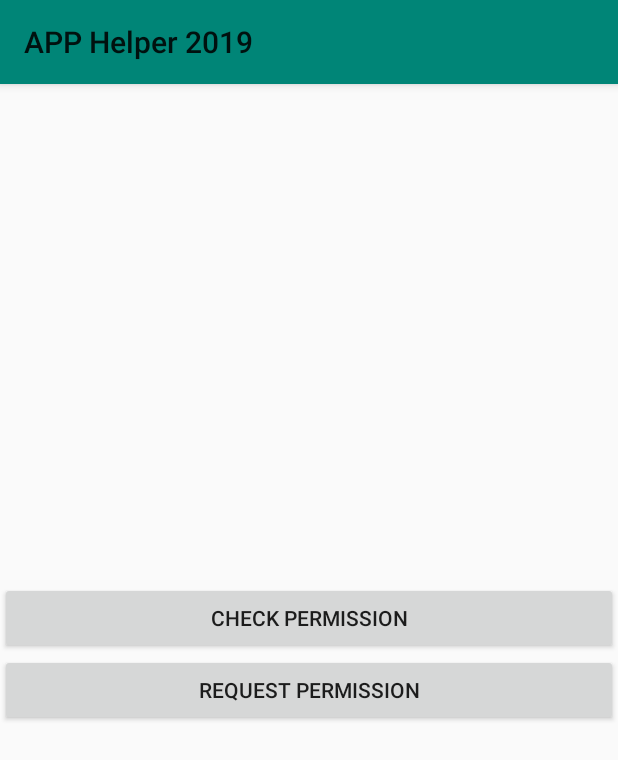
After one commit to Khachatur1986/APPHelper2019, an Android app: the Main20Activity screen opened directly, with no data from a screen before it, on a phone screen of 412 x 824 dp. The commit adds this screen. Shown: the top 760 px of the screen. Run offline under Robolectric (Android 15) with nearby library versions, the phone set to English and light mode, and no system bars.

Commit message:
Added runtime request permissin example

```diff
--- a/app/src/main/AndroidManifest.xml
+++ b/app/src/main/AndroidManifest.xml
@@ -6,6 +6,8 @@
     <uses-permission android:name="android.permission.READ_EXTERNAL_STORAGE" />
     <uses-permission android:name="android.permission.WRITE_EXTERNAL_STORAGE" />
     <uses-permission android:name="android.permission.READ_CONTACTS" />
+    <uses-permission android:name="android.permission.CAMERA" />
+    <uses-permission android:name="android.permission.ACCESS_FINE_LOCATION" />
 
     <application
         android:allowBackup="true"
@@ -15,7 +17,9 @@
         android:supportsRtl="true"
         android:theme="@style/AppTheme"
         android:usesCleartextTraffic="true">
-        <activity android:name=".ex.storage.external.Main19Activity"></activity>
+        <activity android:name=".ex.runtime_permission.Main20Activity"
+            android:theme="@style/AppTheme.NoActionBar"></activity>
+        <activity android:name=".ex.storage.external.Main19Activity" />
         <activity android:name=".ex.storage.internal.Main18Activity" />
         <activity android:name=".ex.broadcast_receiver.Main17Activity" />
         <activity android:name=".ex.service_ex.intent_service.Main16Activity" />
--- a/app/src/main/java/com/example/apphelper2019/MainActivity.java
+++ b/app/src/main/java/com/example/apphelper2019/MainActivity.java
@@ -23,6 +23,7 @@ import com.example.apphelper2019.ex.retrofit_2_ex.send_obj_in_request_body.ui.Ma
 import com.example.apphelper2019.ex.retrofit_2_ex.start.ui.Main5Activity;
 import com.example.apphelper2019.ex.retrofit_2_ex.upload_file.ui.Main7Activity;
 import com.example.apphelper2019.ex.retrofit_2_ex.upload_file.ui.Main8Activity;
+import com.example.apphelper2019.ex.runtime_permission.Main20Activity;
 import com.example.apphelper2019.ex.service_ex.intent_service.Main16Activity;
 import com.example.apphelper2019.ex.service_ex.service.Main15Activity;
 import com.example.apphelper2019.ex.storage.external.Main19Activity;
@@ -140,6 +141,10 @@ public class MainActivity extends AppCompatActivity implements AdapterView.OnIte
                 intent = new Intent(getApplicationContext(), Main19Activity.class);
                 startActivity(intent);
                 break;
+            case 19:
+                intent = new Intent(getApplicationContext(), Main20Activity.class);
+                startActivity(intent);
+                break;
         }
     }
 
--- a/app/src/main/java/com/example/apphelper2019/utils/ExType.java
+++ b/app/src/main/java/com/example/apphelper2019/utils/ExType.java
@@ -19,7 +19,8 @@ public enum ExType {
     MY_INTENT_SERVICE("MY_INTENT_SERVICE"),
     BROADCAST_RECEIVER("BROADCAST_RECEIVER"),
     INTERNAL_STORAGE("INTERNAL_STORAGE"),
-    EXTERNAL_STORAGE("EXTERNAL_STORAGE");
+    EXTERNAL_STORAGE("EXTERNAL_STORAGE"),
+    RUNTIME_PERMISSION("RUNTIME_PERMISSION");
 
     private String typeName;
 
--- /dev/null
+++ b/app/src/main/res/layout/activity_main20.xml
@@ -0,0 +1,33 @@
+<?xml version="1.0" encoding="utf-8"?>
+<RelativeLayout xmlns:android="http://schemas.android.com/apk/res/android"
+    xmlns:app="http://schemas.android.com/apk/res-auto"
+    xmlns:tools="http://schemas.android.com/tools"
+    android:layout_width="match_parent"
+    android:layout_height="match_parent"
+    tools:context=".ex.runtime_permission.Main20Activity">
+
+    <android.support.design.widget.AppBarLayout
+        android:layout_width="match_parent"
+        android:layout_height="wrap_content"
+        style="@style/AppTheme.AppBarOverlay">
+        <android.support.v7.widget.Toolbar
+            android:id="@+id/toolbar"
+            android:layout_width="match_parent"
+            android:layout_height="?attr/actionBarSize"
+            android:background="?attr/colorPrimary"
+            app:popupTheme="@style/AppTheme.PopupOverlay" />
+    </android.support.design.widget.AppBarLayout>
+
+    <Button
+        android:id="@+id/check_permission"
+        android:layout_width="match_parent"
+        android:layout_centerInParent="true"
+        android:layout_height="wrap_content"
+        android:text="Check Permission"/>
+    <Button
+        android:id="@+id/request_permission"
+        android:layout_below="@+id/check_permission"
+        android:layout_width="match_parent"
+        android:layout_height="wrap_content"
+        android:text="Request Permission"/>
+</RelativeLayout>
--- a/app/src/main/res/values/styles.xml
+++ b/app/src/main/res/values/styles.xml
@@ -8,4 +8,12 @@
         <item name="colorAccent">@color/colorAccent</item>
     </style>
 
+    <style name="AppTheme.NoActionBar">
+        <item name="windowActionBar">false</item>
+        <item name="windowNoTitle">true</item>
+    </style>
+
+    <style name="AppTheme.AppBarOverlay" parent="ThemeOverlay.AppCompat.Dark.ActionBar" />
+
+    <style name="AppTheme.PopupOverlay" parent="ThemeOverlay.AppCompat.Light" />
 </resources>
```
Also changed, not shown: app/src/main/java/com/example/apphelper2019/ex/runtime_permission/Main20Activity.java (added, +123 -0 lines).
